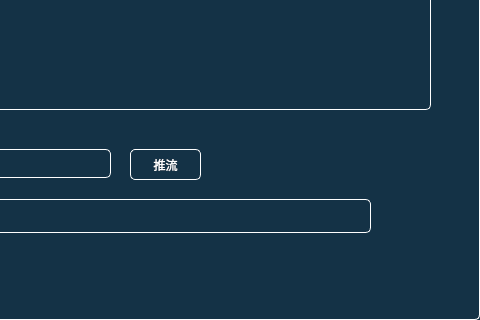
Old version of the form demo/metapushstream6/recordmainwindow.ui in the repository metartc/metaRTC; both pictures show x 670 to 1150 and y 513 to 833 of the 1150 by 833 pixel window.
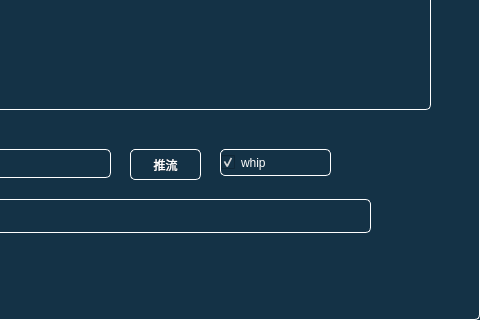
New version of the form.

```diff
--- a/demo/metapushstream6/recordmainwindow.ui
+++ b/demo/metapushstream6/recordmainwindow.ui
@@ -161,6 +161,22 @@
      <string>Error:</string>
     </property>
    </widget>
+   <widget class="QCheckBox" name="m_c_whip">
+    <property name="geometry">
+     <rect>
+      <x>890</x>
+      <y>660</y>
+      <width>111</width>
+      <height>27</height>
+     </rect>
+    </property>
+    <property name="text">
+     <string>whip</string>
+    </property>
+    <property name="checked">
+     <bool>true</bool>
+    </property>
+   </widget>
   </widget>
   <widget class="QMenuBar" name="menubar">
    <property name="geometry">
```
